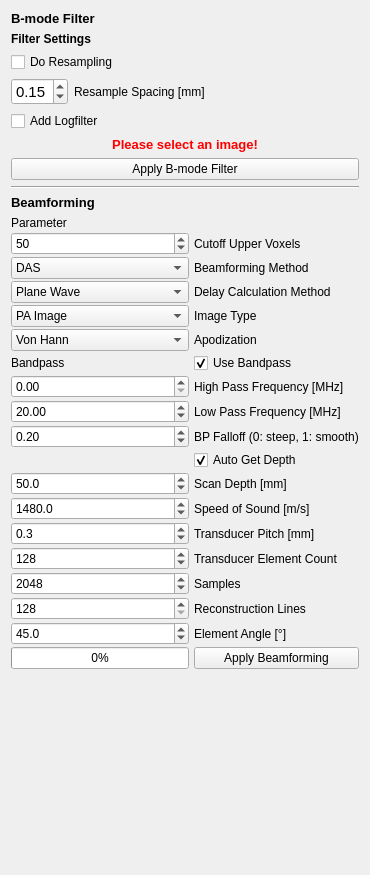
Qt form Plugins/org.mitk.gui.qt.photoacoustics.imageprocessing/src/internal/PAImageProcessingControls.ui (MITK/MITK) before a commit.
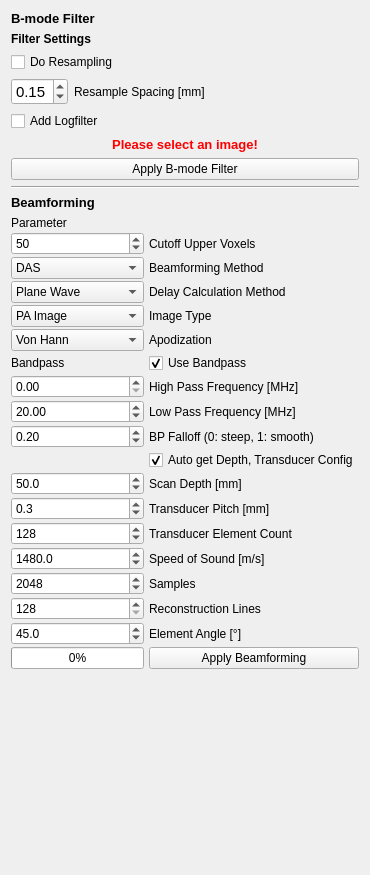
The same form after that commit.

Commit message: T22228 -Changed lots of stuff in the GUI

What changed in the file:
```diff
--- a/Plugins/org.mitk.gui.qt.photoacoustics.imageprocessing/src/internal/PAImageProcessingControls.ui
+++ b/Plugins/org.mitk.gui.qt.photoacoustics.imageprocessing/src/internal/PAImageProcessingControls.ui
@@ -162,14 +162,14 @@
          <item row="16" column="1">
           <widget class="QCheckBox" name="UseImageSpacing">
            <property name="text">
-            <string>Auto Get Depth</string>
+            <string>Auto get Depth, Transducer Config</string>
            </property>
            <property name="checked">
             <bool>true</bool>
            </property>
           </widget>
          </item>
-         <item row="24" column="1">
+         <item row="25" column="1">
           <widget class="QPushButton" name="buttonApplyBeamforming">
            <property name="text">
             <string>Apply Beamforming</string>
@@ -190,13 +190,6 @@
            </property>
           </widget>
          </item>
-         <item row="18" column="1">
-          <widget class="QLabel" name="label_2">
-           <property name="text">
-            <string>Speed of Sound [m/s]</string>
-           </property>
-          </widget>
-         </item>
          <item row="17" column="1">
           <widget class="QLabel" name="label">
            <property name="text">
@@ -229,31 +222,6 @@
            </property>
           </widget>
          </item>
-         <item row="18" column="0">
-          <widget class="QDoubleSpinBox" name="SpeedOfSound">
-           <property name="sizePolicy">
-            <sizepolicy hsizetype="Preferred" vsizetype="Fixed">
-             <horstretch>0</horstretch>
-             <verstretch>0</verstretch>
-            </sizepolicy>
-           </property>
-           <property name="decimals">
-            <number>1</number>
-           </property>
-           <property name="minimum">
-            <double>200.000000000000000</double>
-           </property>
-           <property name="maximum">
-            <double>3000.000000000000000</double>
-           </property>
-           <property name="singleStep">
-            <double>5.000000000000000</double>
-           </property>
-           <property name="value">
-            <double>1480.000000000000000</double>
-           </property>
-          </widget>
-         </item>
          <item row="20" column="1">
           <widget class="QLabel" name="label_5">
            <property name="text">
@@ -309,7 +277,7 @@
            </property>
           </widget>
          </item>
-         <item row="21" column="0">
+         <item row="22" column="0">
           <widget class="QSpinBox" name="Samples">
            <property name="sizePolicy">
             <sizepolicy hsizetype="Preferred" vsizetype="Fixed">
@@ -331,7 +299,7 @@
            </property>
           </widget>
          </item>
-         <item row="22" column="0">
+         <item row="23" column="0">
           <widget class="QSpinBox" name="Lines">
            <property name="sizePolicy">
             <sizepolicy hsizetype="Preferred" vsizetype="Fixed">
@@ -353,21 +321,21 @@
            </property>
           </widget>
          </item>
-         <item row="21" column="1">
+         <item row="22" column="1">
           <widget class="QLabel" name="label_6">
            <property name="text">
             <string>Samples</string>
            </property>
           </widget>
          </item>
-         <item row="22" column="1">
+         <item row="23" column="1">
           <widget class="QLabel" name="label_7">
            <property name="text">
             <string>Reconstruction Lines</string>
            </property>
           </widget>
          </item>
-         <item row="23" column="0">
+         <item row="24" column="0">
           <widget class="QDoubleSpinBox" name="Angle">
            <property name="sizePolicy">
             <sizepolicy hsizetype="Preferred" vsizetype="Fixed">
@@ -386,7 +354,7 @@
            </property>
           </widget>
          </item>
-         <item row="23" column="1">
+         <item row="24" column="1">
           <widget class="QLabel" name="label_9">
            <property name="text">
             <string>Element Angle [°]</string>
@@ -503,7 +471,7 @@
            </property>
           </widget>
          </item>
-         <item row="24" column="0">
+         <item row="25" column="0">
           <widget class="QProgressBar" name="progressBar">
            <property name="enabled">
             <bool>true</bool>
@@ -629,6 +597,38 @@
            </property>
           </widget>
          </item>
+         <item row="21" column="0">
+          <widget class="QDoubleSpinBox" name="SpeedOfSound">
+           <property name="sizePolicy">
+            <sizepolicy hsizetype="Preferred" vsizetype="Fixed">
+             <horstretch>0</horstretch>
+             <verstretch>0</verstretch>
+            </sizepolicy>
+           </property>
+           <property name="decimals">
+            <number>1</number>
+           </property>
+           <property name="minimum">
+            <double>200.000000000000000</double>
+           </property>
+           <property name="maximum">
+            <double>3000.000000000000000</double>
+           </property>
+           <property name="singleStep">
+            <double>5.000000000000000</double>
+           </property>
+           <property name="value">
+            <double>1480.000000000000000</double>
+           </property>
+          </widget>
+         </item>
+         <item row="21" column="1">
+          <widget class="QLabel" name="label_2">
+           <property name="text">
+            <string>Speed of Sound [m/s]</string>
+           </property>
+          </widget>
+         </item>
         </layout>
        </item>
       </layout>
```
The commit also changes 2 other files.
